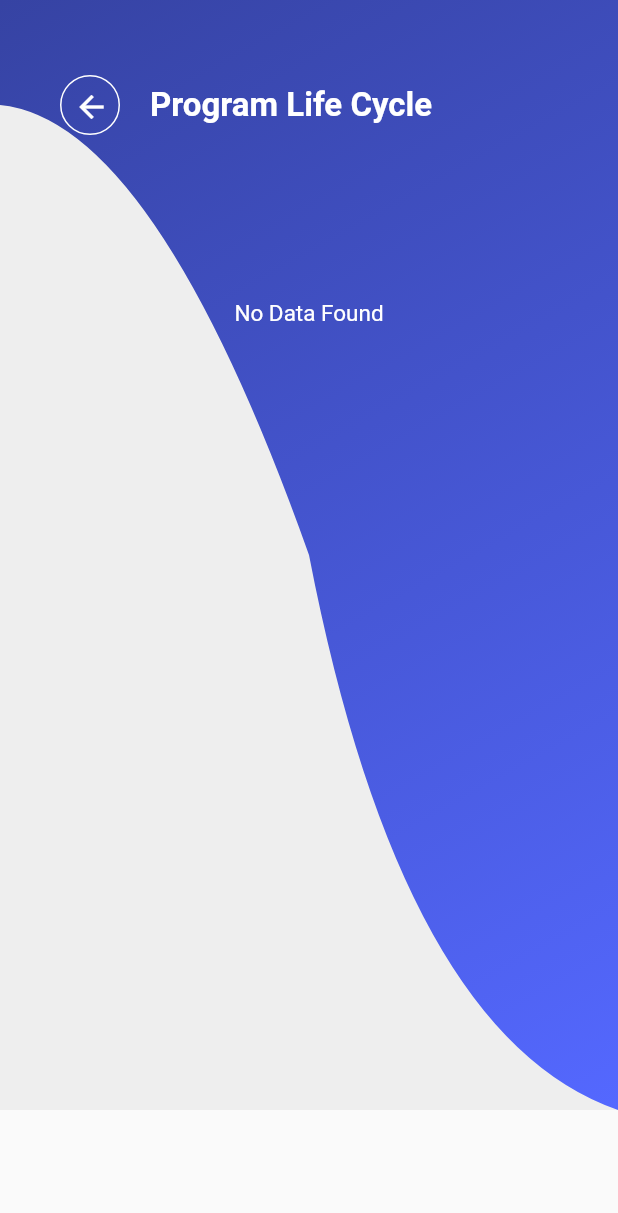
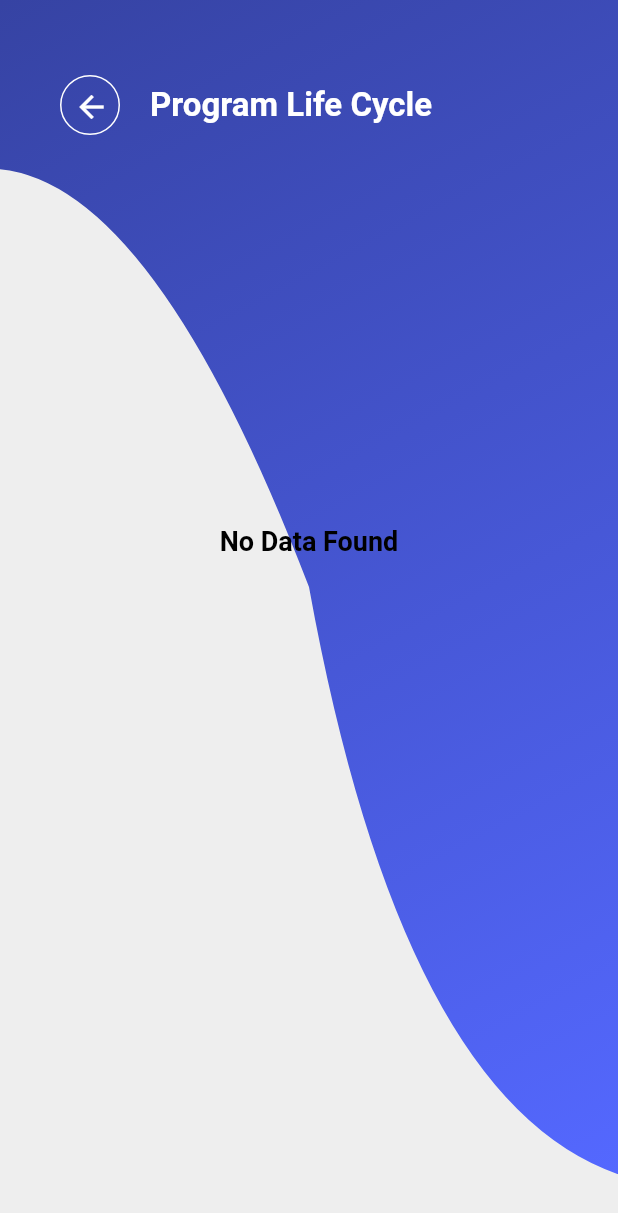
Before and after one commit to GTS-Infosoft-LLP/pgmp4u_gts, a Flutter app: the FlashCardsPage screen opened directly, on a phone screen of 412 x 824 dp. Shown: the top 1213 px of the screen. Run offline on Flutter 3.47's test engine with Material 2 defaults, Android fonts, the light colour scheme and no system bars; our stand-ins replace cloud_firestore, firebase_auth, firebase_core, firebase_database, firebase_messaging, flutter_local_notifications and 13 more; missing offline and left inert: cloud_firestore_web, firebase_auth_web, firebase_core_web, firebase_messaging_web, firebase_storage_web, flutter_email_sender and 5 more; accounts and stored records are empty; network calls fail.

Commit message:
production urls and work

```diff
--- a/lib/Screens/Auth/login.dart
+++ b/lib/Screens/Auth/login.dart
@@ -85,7 +85,7 @@ class _LoginScreenState extends State<LoginScreen> {
           MaterialPageRoute(builder: (context) => Dashboard(selectedId: user)));
     } else {
       GFToast.showToast(
-        "Something went wrong,please try again",
+        "user is not registered",
         context,
         toastPosition: GFToastPosition.BOTTOM,
       );
--- a/lib/Screens/PracticeTests/practiceTest copy.dart
+++ b/lib/Screens/PracticeTests/practiceTest copy.dart
@@ -127,7 +127,7 @@ class _PracticeTestCopyState extends State<PracticeTestCopy> {
                           margin: EdgeInsets.only(
                               left: width * (20 / 420),
                               right: width * (20 / 420),
-                              top: height * (16 / 800)),
+                              top: height * (50 / 800)),
                           child: Row(
                             mainAxisAlignment: MainAxisAlignment.spaceBetween,
                             crossAxisAlignment: CrossAxisAlignment.start,
@@ -579,6 +579,7 @@ class _PracticeTestCopyState extends State<PracticeTestCopy> {
                     ],
                   ),
                 ),
+              Text("data"),
                 realAnswer == selectedAnswer && selectedAnswer != null
                     ? Positioned(
                         top: SizerUtil.deviceType == DeviceType.mobile
--- a/lib/Screens/Profile/PaymentStatus.dart
+++ b/lib/Screens/Profile/PaymentStatus.dart
@@ -63,7 +63,7 @@ class _PaymentStatusState extends State<PaymentStatus> {
             Center(
               child: Container(
                 margin: EdgeInsets.only(top: 30),
-                padding: EdgeInsets.only(left: 15, right: 15),
+                padding: EdgeInsets.only(left: 0, right: 0),
                 height: 50,
                 // alignment: Alignment.center,
                 decoration: BoxDecoration(
@@ -167,7 +167,7 @@ class _PaymentStatusState2 extends State<PaymentStatus2> {
             Center(
               child: Container(
                 margin: EdgeInsets.only(top: 30),
-                padding: EdgeInsets.only(left: 15, right: 15),
+                padding: EdgeInsets.only(left: 0, right: 0),
                 height: 50,
                 // alignment: Alignment.center,
                 decoration: BoxDecoration(
--- a/lib/Screens/Profile/paymentScreen.dart
+++ b/lib/Screens/Profile/paymentScreen.dart
@@ -409,8 +409,9 @@ class _PaymentScreenState extends State<PaymentScreen> {
         Center(
           child: Container(
             margin: EdgeInsets.only(top: 20),
-            padding: EdgeInsets.only(left: 15, right: 15),
+            padding: EdgeInsets.only(left: 0, right: 0),
             height: 40,
+
             // alignment: Alignment.center,
             decoration: BoxDecoration(
                 color: _colorfromhex("#3A47AD"),
--- a/lib/Screens/Profile/paymentstripe2.dart
+++ b/lib/Screens/Profile/paymentstripe2.dart
@@ -59,8 +59,9 @@ class _PaymentWithStripeState extends State<PaymentAndroid> {
           body: InAppWebView(
             initialUrlRequest: URLRequest(
               url: Uri.parse(widget.statusFlash1videoLibrary2 == 1
-                  ? "http://18.119.55.81:3003/api/createOrderNew?planType=2&deviceType=A"
-                  : "http://18.119.55.81:3003/api/createOrderNew?planType=3&deviceType=A"),
+                  ?
+                  stripeFlashCard
+                  : stripeVideoLib),
               headers: {
                 'Content-Type': 'application/json',
                 'Authorization': widget.token,
--- a/lib/Screens/home_view/VideoLibrary/RandomPage.dart
+++ b/lib/Screens/home_view/VideoLibrary/RandomPage.dart
@@ -254,7 +254,7 @@ Widget BuyButton2(BuildContext context,PurchaseProvider purchaseProvider,int ind
         Center(
           child: Container(
             margin: EdgeInsets.only(top: 20),
-            padding: EdgeInsets.only(left: 15, right: 15),
+            padding: EdgeInsets.only(left: 0, right: 0),
             height: 40,
             // alignment: Alignment.center,
             decoration: BoxDecoration(
--- a/lib/Screens/home_view/flash_card.dart
+++ b/lib/Screens/home_view/flash_card.dart
@@ -52,8 +52,7 @@ class _FlashCardsPageState extends State<FlashCardsPage> {
     //           '''Lorem Ipsum is that it has a more-or-less normal distribution of letters, as opposed to using 'Content here, content here', making it look like readable English. Many desktop publishing packages and web page editors now use Lorem Ipsum as their default model text, and a search for 'lorem ipsum' will uncover many web sites still in their infancy.''')
     // ];
     return Scaffold(
-      body: SingleChildScrollView(
-        child: Padding(
+      body: Padding(
         padding: const EdgeInsets.all(0),
         child: Container(
           color: Colors.grey[200],
@@ -65,7 +64,7 @@ class _FlashCardsPageState extends State<FlashCardsPage> {
                   ClipPath(
                     clipper: CardPageClipper(),
                     child: Container(
-                        height: 740,
+                      height: MediaQuery.of(context).size.height*.95,
                       decoration: BoxDecoration(
                         gradient: LinearGradient(
                             begin: Alignment.topLeft,
@@ -154,11 +153,11 @@ class _FlashCardsPageState extends State<FlashCardsPage> {
                                     : Center(
                                         child: Padding(
                                         padding:
-                                              const EdgeInsets.only(top: 100),
+                                            const EdgeInsets.only(top: 250),
                                         child: Text("No Data Found",
-                                              style: TextStyle(
-                                                  color: Colors.white,
-                                                  fontSize: 15)),
+                                            style: TextStyle(fontWeight: FontWeight.bold,
+                                                color: Colors.black,
+                                                fontSize: 18)),
                                       ))),
                       );
                     },
@@ -166,7 +165,6 @@ class _FlashCardsPageState extends State<FlashCardsPage> {
                 ],
               ),
             ],
-            ),
           ),
         ),
       ),
--- a/lib/Screens/home_view/home.dart
+++ b/lib/Screens/home_view/home.dart
@@ -104,7 +104,7 @@ class _HomeViewState extends State<HomeView> {
         name: "Video Library",
         title: "Watch",
         screen: homeOption.videoLab,
-        btntxt: "Free",
+        btntxt: "",
       ),
 
       OptionsItem(
--- a/lib/Screens/home_view/video_library.dart
+++ b/lib/Screens/home_view/video_library.dart
@@ -144,7 +144,7 @@ class _VideoLibraryPageState extends State<VideoLibraryPage> {
                       ),
                       text: "PgMP Prep",
                       onTap: () {
-
+                      print("on tabbbb");
                           Navigator.push(
                           context,
                           MaterialPageRoute(
@@ -180,7 +180,7 @@ class _VideoLibraryPageState extends State<VideoLibraryPage> {
 
                         //PurchaseProvider purchaseProvider = Provider.of(context,listen: false);
 
-                        if(purchaseProvider.latestStatus.videoLibStatus==1)
+                        if(purchaseProvider.latestStatus?.videoLibStatus==1)
                         {
                           Navigator.push(
                           context,
--- a/lib/api/apis.dart
+++ b/lib/api/apis.dart
@@ -1,15 +1,24 @@
 
 //staging BASe URL
-const stagingBASE="http://18.119.55.81:1011/api/";
-const _BASE_URL = "http://18.119.55.81:3003/api/";
-const _BASE_URL2 = "http://18.119.55.81:3003/api/";
-//PRODUCTION BASE URL  //const _BASE_URL ="https://pgmp4uapiconnect.vcareprojectmanagement.com/api/";
+//const stagingBASE="http://18.119.55.81:1011/api/";
+///////// Staging  URLS
+//const _BASE_URL = "http://18.119.55.81:3003/api/";
+//const _BASE_URL2 = "http://18.119.55.81:3003/api/";
+
+
+
+//PRODUCTION BASE URL
+  const _BASE_URL ="https://pgmp4uapiconnect.vcareprojectmanagement.com/api/";
+
+//const _BASE_URL2 = "https://tspgmp4uapiconnect.vcareprojectmanagement.com/api/";
 
 
 // const _BASE_URL2 = "http://192.168.2.6:1011/api/";
 // const _BASE_URL2 = "http://18.119.55.81:1011/api/";
-//PRODUCTION BASE URL  //const _BASE_URL2 = "https://tspgmp4uapiconnect.vcareprojectmanagement.com/api/";
-const TEMP_URL = "http://18.119.55.81:3003/api/";
+//const TEMP_URL = "http://18.119.55.81:3003/api/";
+
+const TEMP_URL = _BASE_URL;
+
 const IN_APP_PURCHASE = _BASE_URL + "InAppPurchasePayment";
 const GMAIL_REGISTER = _BASE_URL + "GmailRegister";
 const GMAIL_LOGIN = _BASE_URL + "GmailLogin";
@@ -25,10 +34,16 @@ const SUBMIT_MOCK_TEST = _BASE_URL + "SubmitMockTest";
 const MOCK_TEST_QUESTIONS = _BASE_URL + "MockTestQuestions";
 const CHECK_COUPON = _BASE_URL + "CheckCoupon";
 const GET_RAZOR_PAY_ORDER_ID = _BASE_URL + "GetRazorPayOrderid";
-const CREATE_ORDER = _BASE_URL2 + "createOrder";
-const checkStatusFlashAndVideo = _BASE_URL2 + "checkStatus";  //new
-const GetCategoryListUrl = TEMP_URL + "getCategoryList";
-const GetCardUrl = TEMP_URL + "getCardDetailByCatId";
-const videoListByTypeUrl = TEMP_URL + "videoListByViType";
 
-const InAppPurchasePaymentNew = _BASE_URL2 + "InAppPurchasePaymentNew";  //new
+const checkStatusFlashAndVideo = _BASE_URL + "checkStatus";  //new
+const GetCategoryListUrl = _BASE_URL + "getCategoryList";
+const GetCardUrl = _BASE_URL + "getCardDetailByCatId";
+
+// const CREATE_ORDER = _BASE_URL2 + "createOrder";   check
+// const videoListByTypeUrl = _BASE_URL2 + "videoListByViType";
+const CREATE_ORDER = _BASE_URL + "createOrder";
+const videoListByTypeUrl = _BASE_URL + "videoListByViType";
+
+const InAppPurchasePaymentNew = _BASE_URL + "InAppPurchasePaymentNew";  //new
+const stripeFlashCard = _BASE_URL + "createOrderNew?planType=2&deviceType=A";  //new
+const stripeVideoLib = _BASE_URL + "createOrderNew?planType=3&deviceType=A";  //new
--- a/lib/provider/purchase_provider.dart
+++ b/lib/provider/purchase_provider.dart
@@ -268,11 +268,9 @@ SharedPreferences prefs = await SharedPreferences.getInstance();
     };
     //);
     //print("paymentStatus called => $status, $receiptData request => $request");
-    print("request of    purchaseeee => $request");
-    print("request of    purchaseeee => http://18.119.55.81:3003/api/InAppPurchasePaymentNew");
 
      response = await http.post(
-      Uri.parse("http://18.119.55.81:3003/api/InAppPurchasePaymentNew"),
+      Uri.parse(InAppPurchasePaymentNew),
       headers: {
         'Content-Type': 'application/json',
         'Authorization': stringValue
--- a/lib/provider/response_provider.dart
+++ b/lib/provider/response_provider.dart
@@ -31,6 +31,7 @@ class ResponseProvider extends ChangeNotifier {
     //print("video body $body");
     // print(" response of video api ${response.body}");
     if (response.statusCode == 200) {
+
       Resources getVideoResponse =
           Resources.fromJson(jsonDecode(response.body));
       if (getVideoResponse.status == 200) {
```
Also changed, not shown: lib/Screens/Profile/profile.dart (+4 -3 lines), lib/Screens/Profile/settingsScreen.dart (+90 -77 lines), lib/Screens/home_view/VideoLibrary/Playlist.dart (+38 -8 lines), 1 other file. Lines whose indentation alone changed are shown as unchanged.
